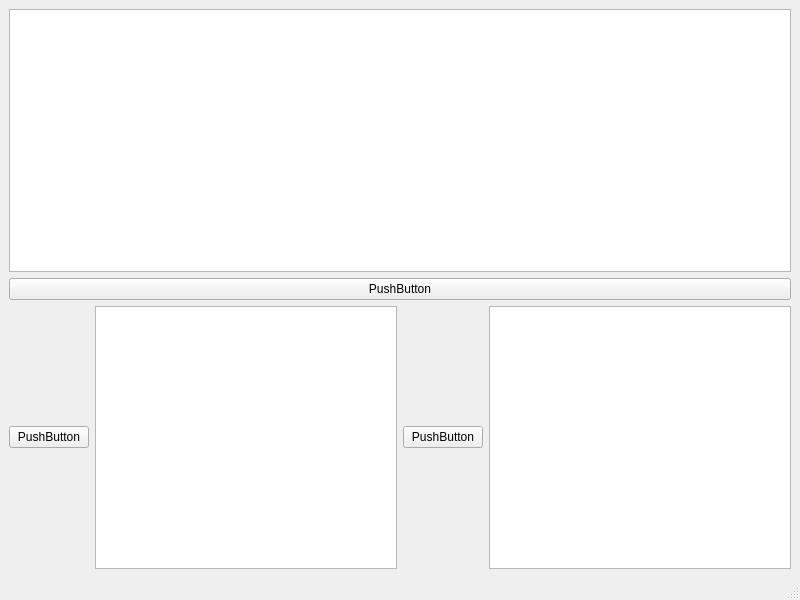
Qt form CanCommunicateLinuxVersion/UI/SendWindowMan.ui (serarandal/CANCommunicate) before a commit.
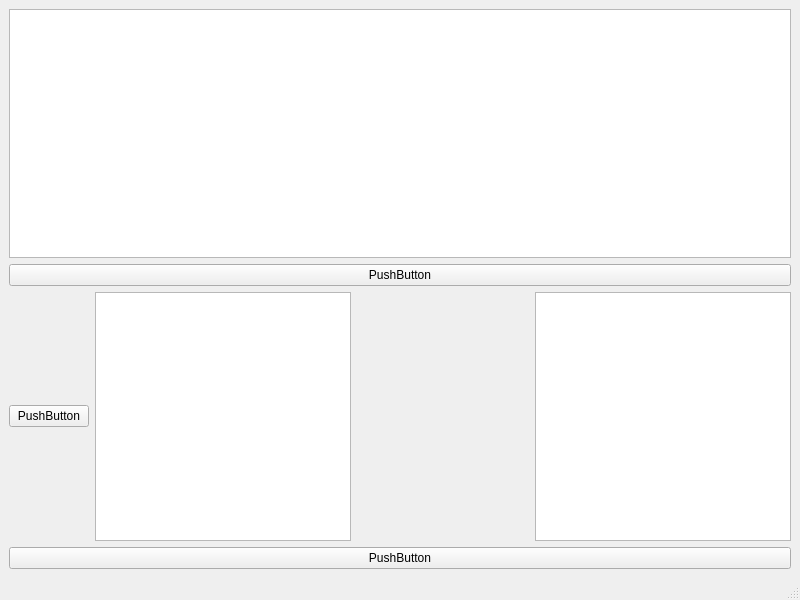
The same form after that commit.

Commit message: added new windows on the ui, TO DO implement the new features such as send messages through can

```diff
--- a/CanCommunicateLinuxVersion/UI/SendWindowMan.ui
+++ b/CanCommunicateLinuxVersion/UI/SendWindowMan.ui
@@ -30,13 +30,6 @@
       <property name="topMargin">
        <number>0</number>
       </property>
-      <item row="0" column="2">
-       <widget class="QPushButton" name="pushButton_3">
-        <property name="text">
-         <string>PushButton</string>
-        </property>
-       </widget>
-      </item>
       <item row="0" column="0">
        <widget class="QPushButton" name="pushButton_2">
         <property name="text">
@@ -50,8 +43,28 @@
       <item row="0" column="3">
        <widget class="QPlainTextEdit" name="plainTextEdit_2"/>
       </item>
+      <item row="0" column="2">
+       <spacer name="horizontalSpacer">
+        <property name="orientation">
+         <enum>Qt::Horizontal</enum>
+        </property>
+        <property name="sizeHint" stdset="0">
+         <size>
+          <width>40</width>
+          <height>20</height>
+         </size>
+        </property>
+       </spacer>
+      </item>
      </layout>
     </item>
+    <item>
+     <widget class="QPushButton" name="pushButton_3">
+      <property name="text">
+       <string>PushButton</string>
+      </property>
+     </widget>
+    </item>
    </layout>
   </widget>
   <widget class="QMenuBar" name="menubar">
```
The commit also changes 1 other file.
